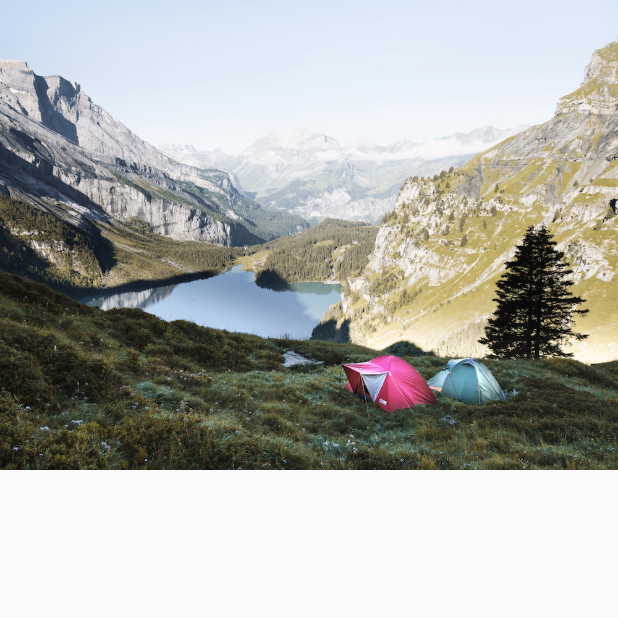
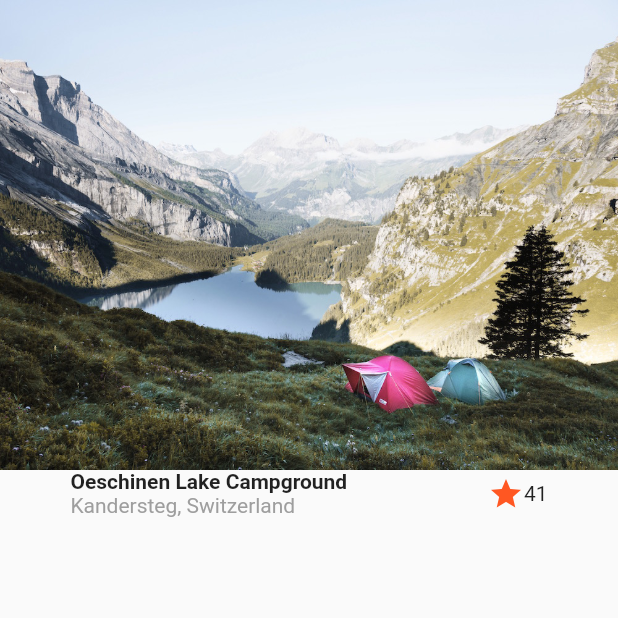
Before and after one commit to LaurenceZanotti/flutter_building_layout, a Flutter app: the screen it shows after launch, on a phone screen of 412 x 824 dp, the top half of it. Run offline on Flutter 3.47's test engine with Material 2 defaults, Android fonts, the phone set to English and light mode, and no system bars.

Commit message:
feat: title row component structure and styling

```diff
--- /dev/null
+++ b/lib/components/title_row.dart
@@ -0,0 +1,36 @@
+import 'package:flutter/material.dart';
+
+class TitleRow extends StatelessWidget {
+  const TitleRow({super.key});
+
+  @override
+  Widget build(BuildContext context) {
+    return Row(
+      mainAxisAlignment: MainAxisAlignment.spaceAround,
+      children: [
+        Column(
+          crossAxisAlignment: CrossAxisAlignment.start,
+          children: const [
+            Text(
+              "Oeschinen Lake Campground",
+              style: TextStyle(fontWeight: FontWeight.bold),
+            ),
+            Text(
+              "Kandersteg, Switzerland",
+              style: TextStyle(color: Colors.grey),
+            ),
+          ],
+        ),
+        Row(
+          children: const [
+            Icon(
+              Icons.star,
+              color: Colors.deepOrange,
+            ),
+            Text("41"),
+          ],
+        ),
+      ],
+    );
+  }
+}
--- a/lib/main.dart
+++ b/lib/main.dart
@@ -1,4 +1,5 @@
 import 'package:flutter/material.dart';
+import 'package:flutter_building_layout/components/title_row.dart';
 
 void main() {
   runApp(const MyApp());
@@ -7,16 +8,17 @@ void main() {
 class MyApp extends StatelessWidget {
   const MyApp({super.key});
 
-  // This widget is the root of your application.
   @override
   Widget build(BuildContext context) {
     Image image = Image.asset("assets/images/lake.jpg");
+    TitleRow titleRow = const TitleRow();
 
     return MaterialApp(
       title: 'Flutter Layout Building',
       home: Scaffold(
         body: Column(children: [
           image,
+          titleRow,
         ]),
       ),
     );
```
